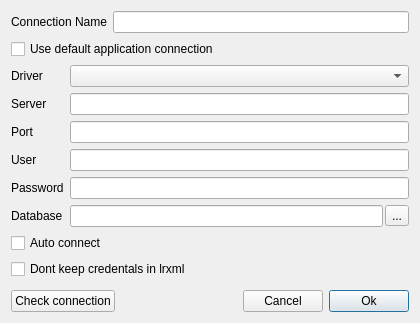
This is limereport/databrowser/lrconnectiondialog.ui in fralx/LimeReport as Qt 5 draws it before an edit. The edited form follows.
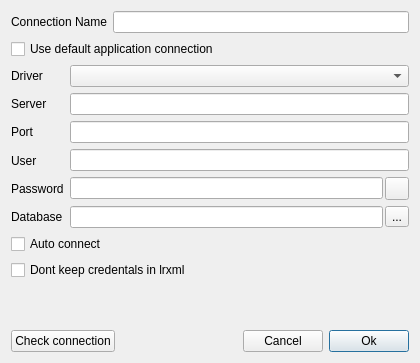
This is the edited form. Icons and pictures are not drawn.

Patch:
```diff
--- a/limereport/databrowser/lrconnectiondialog.ui
+++ b/limereport/databrowser/lrconnectiondialog.ui
@@ -7,7 +7,7 @@
     <x>0</x>
     <y>0</y>
     <width>420</width>
-    <height>323</height>
+    <height>363</height>
    </rect>
   </property>
   <property name="windowTitle">
@@ -44,7 +44,7 @@
     </widget>
    </item>
    <item>
-    <layout class="QHBoxLayout" name="horizontalLayout_4">
+    <layout class="QHBoxLayout" name="horizontalLayout_5">
      <item>
       <layout class="QVBoxLayout" name="verticalLayout_2">
        <item>
@@ -114,6 +114,11 @@
         </widget>
        </item>
        <item>
+        <layout class="QHBoxLayout" name="horizontalLayout_4">
+         <property name="spacing">
+          <number>2</number>
+         </property>
+         <item>
         <widget class="QLineEdit" name="lePassword">
          <property name="text">
           <string/>
@@ -124,6 +129,26 @@
         </widget>
        </item>
        <item>
+          <widget class="QToolButton" name="toolButton_2">
+           <property name="focusPolicy">
+            <enum>Qt::ClickFocus</enum>
+           </property>
+           <property name="text">
+            <string/>
+           </property>
+           <property name="icon">
+            <iconset resource="lrdatabrowser.qrc">
+             <normaloff>:/databrowser/images/closed_eye.png</normaloff>
+             <normalon>:/databrowser/images/eye.png</normalon>:/databrowser/images/closed_eye.png</iconset>
+           </property>
+           <property name="checkable">
+            <bool>true</bool>
+           </property>
+          </widget>
+         </item>
+        </layout>
+       </item>
+       <item>
         <layout class="QHBoxLayout" name="horizontalLayout_3">
          <property name="spacing">
           <number>2</number>
```
Left out of the diff: 19 changed lines with no effect on the pictures. Lines whose indentation alone changed are shown as unchanged.
